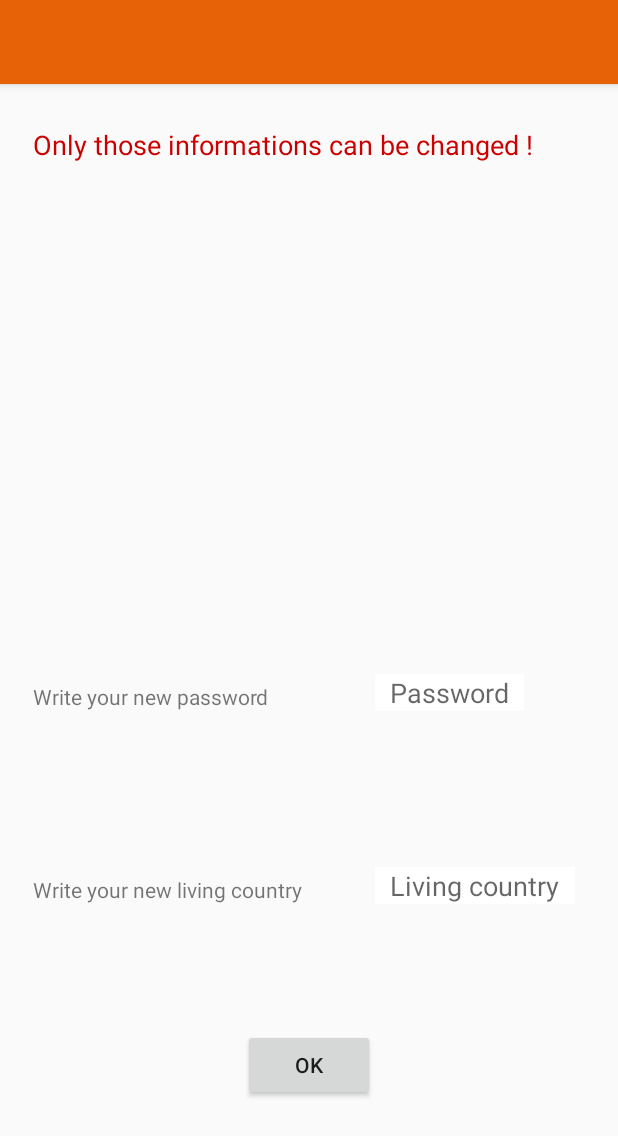
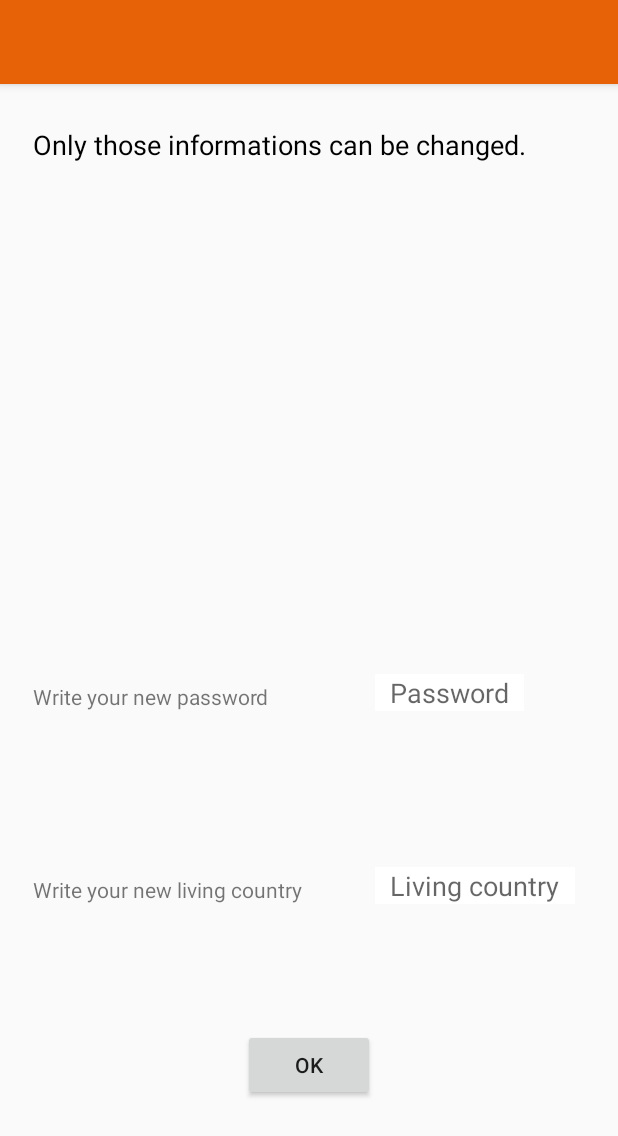
Before and after one commit to lodykas/LINSIF1225-GroupeV-EZMeal, an Android app: the ModifyProfileActivity screen opened directly, with no data from a screen before it, on a phone screen of 412 x 824 dp. Shown: the top 1136 px of the screen. Run offline under Robolectric (Android 15) with nearby library versions, the light colour scheme and no system bars.

Commit message:
commit avant d'aller au boulot

```diff
--- a/EZMeal/app/src/main/AndroidManifest.xml
+++ b/EZMeal/app/src/main/AndroidManifest.xml
@@ -2,6 +2,7 @@
 <manifest xmlns:android="http://schemas.android.com/apk/res/android"
     package="com.lsinf1225.ezmeal.ezmeal">
 
+    //NE METTEZ PAS D ACTIVITE AVEC DES INTENT FILTRER AVEC android.intent.action.MAIN
     <application
         android:allowBackup="true"
         android:icon="@mipmap/ezmealicon1"
@@ -23,12 +24,14 @@
 
         </activity>
 
+        //Ce qui se lance quand on ouvre l'appli
         <activity
             android:name=".LoginActivity"
             android:screenOrientation="portrait"
             android:label="@string/app_name">
 
             <intent-filter>
+                //cette partie doit etre unique !!! ne recopiez pas cette partie svp
                 <action android:name="android.intent.action.MAIN" />
 
                 <category android:name="android.intent.category.LAUNCHER" />
--- a/EZMeal/app/src/main/res/layout/activity_modify_profile.xml
+++ b/EZMeal/app/src/main/res/layout/activity_modify_profile.xml
@@ -76,8 +76,8 @@
         android:layout_centerHorizontal="true"
         android:layout_marginTop="84dp"
         android:ems="10"
-        android:text="Only those informations can be changed !"
-        android:textColor="@android:color/holo_red_dark"
+        android:text="Only those informations can be changed."
+        android:textColor="#000000"
         android:textSize="18sp" />
 
     <android.support.design.widget.CoordinatorLayout xmlns:android="http://schemas.android.com/apk/res/android"
--- a/EZMeal/app/src/main/res/menu/menuetage.xml
+++ b/EZMeal/app/src/main/res/menu/menuetage.xml
@@ -5,7 +5,6 @@
         android:id="@+id/modifyprofil"
         android:icon="@drawable/chefv"
         android:orderInCategory="100"
-        android:title="Modify profil
-"
+        android:title="Edit profile"
         app:showAsAction="never" />
 </menu>
```
Also changed, not shown: EZMeal/app/src/main/java/com/lsinf1225/ezmeal/ezmeal/Fragment2.java (+14 -14 lines), EZMeal/app/src/main/java/com/lsinf1225/ezmeal/ezmeal/MyListAdapter.java (+10 -29 lines).
